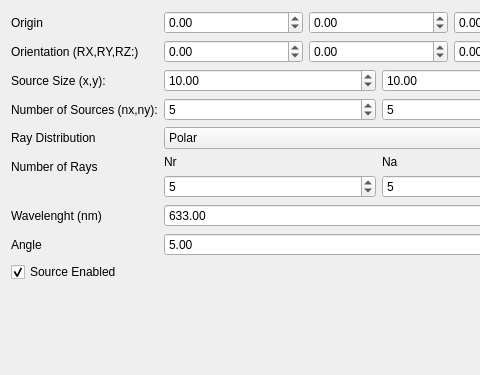
This is freecad/pyoptools/GUI/RaysArray.ui in cihologramas/freecad-pyoptools as Qt 5 draws it before an edit; both pictures show x 0 to 480 and y 0 to 375 of the 604 by 478 pixel window. The edited form follows.
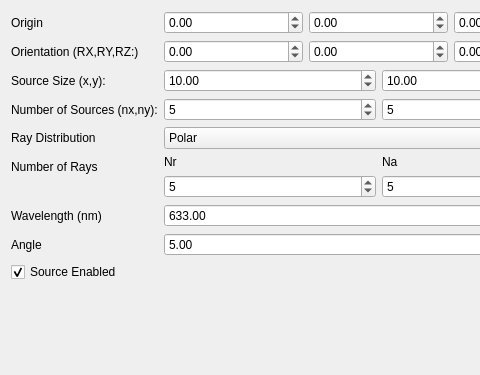
This is the edited form.

Commit message: Fix 'wavelength' typo

What changed in the file:
```diff
--- a/freecad/pyoptools/GUI/RaysArray.ui
+++ b/freecad/pyoptools/GUI/RaysArray.ui
@@ -222,7 +222,7 @@
    <item row="8" column="0">
     <widget class="QLabel" name="label_3">
      <property name="text">
-      <string>Wavelenght (nm)</string>
+      <string>Wavelength (nm)</string>
      </property>
     </widget>
    </item>
```
Left out of the diff: 2 changed lines with no effect on the pictures. The commit also changes 7 other files.
